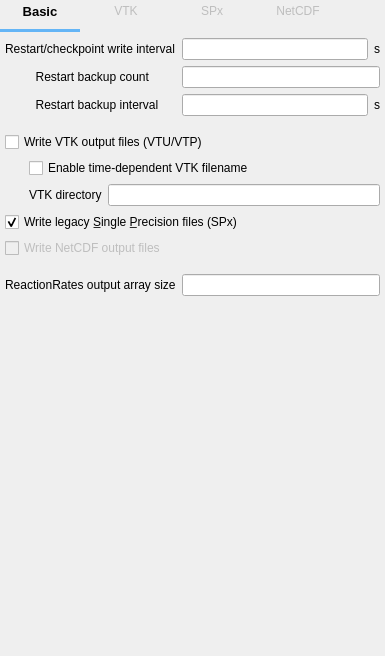
Before: the Qt Designer form mfixgui/uifiles/output.ui in truongd8593/mfix, drawn with Qt 5.
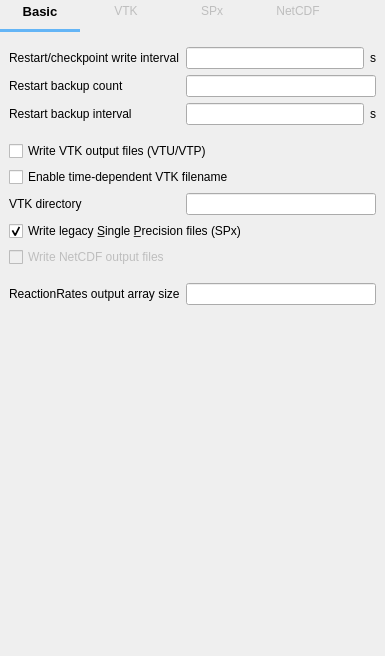
After: the same form once the commit is applied. Custom widgets are drawn as their Qt base class.

Commit message: work on Output pane

Patch:
```diff
--- a/mfixgui/uifiles/output.ui
+++ b/mfixgui/uifiles/output.ui
@@ -187,75 +187,34 @@
      </property>
      <widget class="QWidget" name="page_basic">
       <layout class="QGridLayout" name="gridLayout">
-       <property name="leftMargin">
-        <number>5</number>
-       </property>
-       <property name="topMargin">
-        <number>0</number>
-       </property>
-       <property name="rightMargin">
-        <number>5</number>
-       </property>
-       <property name="bottomMargin">
-        <number>0</number>
-       </property>
-       <item row="0" column="0" colspan="5">
+       <item row="0" column="0" colspan="2">
         <widget class="QLabel" name="label_res_dt">
          <property name="text">
           <string>Restart/checkpoint write interval</string>
          </property>
         </widget>
        </item>
-       <item row="0" column="5">
+       <item row="0" column="2">
         <widget class="LineEdit" name="lineedit_keyword_res_dt"/>
        </item>
-       <item row="0" column="6">
+       <item row="0" column="3">
         <widget class="QLabel" name="label_res_dt_units">
          <property name="text">
           <string>s</string>
          </property>
         </widget>
        </item>
-       <item row="1" column="0">
-        <spacer name="horizontalSpacer_2">
-         <property name="orientation">
-          <enum>Qt::Horizontal</enum>
-         </property>
-         <property name="sizeType">
-          <enum>QSizePolicy::Fixed</enum>
-         </property>
-         <property name="sizeHint" stdset="0">
-          <size>
-           <width>0</width>
-           <height>20</height>
-          </size>
-         </property>
-        </spacer>
+       <item row="2" column="2">
+        <widget class="LineEdit" name="lineedit_keyword_res_backup_dt"/>
        </item>
-       <item row="2" column="0">
-        <spacer name="horizontalSpacer_3">
-         <property name="orientation">
-          <enum>Qt::Horizontal</enum>
-         </property>
-         <property name="sizeType">
-          <enum>QSizePolicy::Fixed</enum>
-         </property>
-         <property name="sizeHint" stdset="0">
-          <size>
-           <width>0</width>
-           <height>20</height>
-          </size>
-         </property>
-        </spacer>
-       </item>
-       <item row="2" column="6">
+       <item row="2" column="3">
         <widget class="QLabel" name="label_res_backup_dt_units">
          <property name="text">
           <string>s</string>
          </property>
         </widget>
        </item>
-       <item row="3" column="0" colspan="2">
+       <item row="3" column="0">
         <spacer name="verticalSpacer_4">
          <property name="orientation">
           <enum>Qt::Vertical</enum>
@@ -271,52 +230,7 @@
          </property>
         </spacer>
        </item>
-       <item row="5" column="0">
-        <spacer name="horizontalSpacer_4">
-         <property name="orientation">
-          <enum>Qt::Horizontal</enum>
-         </property>
-         <property name="sizeType">
-          <enum>QSizePolicy::Fixed</enum>
-         </property>
-         <property name="sizeHint" stdset="0">
-          <size>
-           <width>0</width>
-           <height>20</height>
-          </size>
-         </property>
-        </spacer>
-       </item>
-       <item row="6" column="0">
-        <spacer name="horizontalSpacer_5">
-         <property name="orientation">
-          <enum>Qt::Horizontal</enum>
-         </property>
-         <property name="sizeType">
-          <enum>QSizePolicy::Fixed</enum>
-         </property>
-         <property name="sizeHint" stdset="0">
-          <size>
-           <width>0</width>
-           <height>20</height>
-          </size>
-         </property>
-        </spacer>
-       </item>
-       <item row="8" column="0" colspan="5">
-        <widget class="CheckBox" name="checkbox_netcdf_files">
-         <property name="enabled">
-          <bool>false</bool>
-         </property>
-         <property name="toolTip">
-          <string>Feature under development, currently not available</string>
-         </property>
-         <property name="text">
-          <string>Write NetCDF output files</string>
-         </property>
-        </widget>
-       </item>
-       <item row="9" column="0" colspan="2">
+       <item row="9" column="0">
         <spacer name="verticalSpacer_3">
          <property name="orientation">
           <enum>Qt::Vertical</enum>
@@ -332,7 +246,7 @@
          </property>
         </spacer>
        </item>
-       <item row="10" column="0" colspan="5">
+       <item row="10" column="0" colspan="2">
         <widget class="QLabel" name="label_nrr">
          <property name="font">
           <font>
@@ -345,10 +259,7 @@
          </property>
         </widget>
        </item>
-       <item row="10" column="5" colspan="2">
-        <widget class="LineEdit" name="lineedit_keyword_nrr"/>
-       </item>
-       <item row="11" column="0" colspan="2">
+       <item row="11" column="0">
         <spacer name="verticalSpacer">
          <property name="orientation">
           <enum>Qt::Vertical</enum>
@@ -361,37 +272,50 @@
          </property>
         </spacer>
        </item>
-       <item row="6" column="1">
+       <item row="1" column="2" colspan="2">
+        <widget class="LineEdit" name="lineedit_keyword_res_backups"/>
+       </item>
+       <item row="6" column="0" colspan="2">
         <widget class="QLabel" name="label_vtu_dir">
          <property name="text">
           <string>VTK directory</string>
          </property>
         </widget>
        </item>
-       <item row="6" column="2" colspan="5">
+       <item row="6" column="2" colspan="2">
         <widget class="LineEdit" name="lineedit_keyword_vtu_dir"/>
        </item>
-       <item row="1" column="5" colspan="2">
-        <widget class="LineEdit" name="lineedit_keyword_res_backups"/>
+       <item row="10" column="2" colspan="2">
+        <widget class="LineEdit" name="lineedit_keyword_nrr"/>
        </item>
-       <item row="2" column="5">
-        <widget class="LineEdit" name="lineedit_keyword_res_backup_dt"/>
+       <item row="8" column="0" colspan="4">
+        <widget class="CheckBox" name="checkbox_netcdf_files">
+         <property name="enabled">
+          <bool>false</bool>
+         </property>
+         <property name="toolTip">
+          <string>Feature under development, currently not available</string>
+         </property>
+         <property name="text">
+          <string>Write NetCDF output files</string>
+         </property>
+        </widget>
        </item>
-       <item row="1" column="1" colspan="4">
-        <widget class="QLabel" name="label_res_backups">
+       <item row="5" column="0" colspan="4">
+        <widget class="CheckBox" name="checkbox_keyword_time_dependent_filename">
          <property name="text">
-          <string>  Restart backup count</string>
+          <string>Enable time-dependent VTK filename</string>
          </property>
         </widget>
        </item>
-       <item row="2" column="1" colspan="4">
-        <widget class="QLabel" name="label_res_backup_dt">
+       <item row="4" column="0" colspan="4">
+        <widget class="CheckBox" name="checkbox_keyword_write_vtk_files">
          <property name="text">
-          <string>  Restart backup interval</string>
+          <string>Write VTK output files (VTU/VTP)</string>
          </property>
         </widget>
        </item>
-       <item row="7" column="0" colspan="7">
+       <item row="7" column="0" colspan="4">
         <widget class="CheckBox" name="checkbox_binary_spx_files">
          <property name="enabled">
           <bool>true</bool>
@@ -410,17 +334,17 @@
          </property>
         </widget>
        </item>
-       <item row="5" column="1" colspan="6">
-        <widget class="CheckBox" name="checkbox_keyword_time_dependent_filename">
+       <item row="1" column="0" colspan="2">
+        <widget class="QLabel" name="label_res_backups">
          <property name="text">
-          <string>Enable time-dependent VTK filename</string>
+          <string>Restart backup count</string>
          </property>
         </widget>
        </item>
-       <item row="4" column="0" colspan="7">
-        <widget class="CheckBox" name="checkbox_keyword_write_vtk_files">
+       <item row="2" column="0" colspan="2">
+        <widget class="QLabel" name="label_res_backup_dt">
          <property name="text">
-          <string>Write VTK output files (VTU/VTP)</string>
+          <string>Restart backup interval</string>
          </property>
         </widget>
        </item>
```
Left out of the diff: 74 changed lines with no effect on the pictures.
